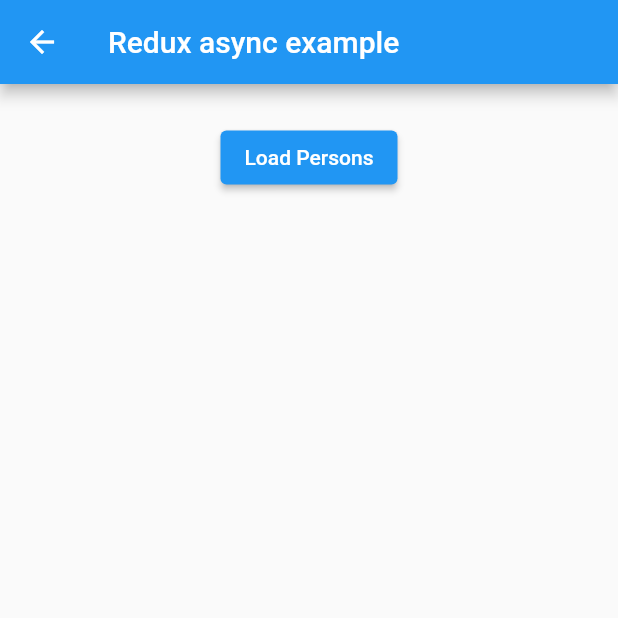
After one commit to rojan-tekkon/app_test, a Flutter app: the LoadDataScreen screen opened directly, after a tap on "Load Persons", on a phone screen of 412 x 824 dp, the top half of it. The commit adds this screen. Run offline on Flutter 3.47's test engine with Material 2 defaults, Android fonts, the phone set to English and light mode, and no system bars; our stand-ins replace flutter_hooks, flutter_redux, geolocator, redux; missing offline and left inert: flutter_reactive_ble; network calls fail.

Commit message:
Basic implementation of API using redux added

```diff
--- /dev/null
+++ b/lib/api/people.json
@@ -0,0 +1,11 @@
+[
+    {
+        "name":"Test",
+        "age":20
+    },
+    {
+        "name":"Test Another",
+        "age":25
+    }
+
+]
--- a/lib/redux/home_page.dart
+++ b/lib/redux/home_page.dart
@@ -1,5 +1,6 @@
 import 'dart:developer';
 
+import 'package:bluetooth_test/redux/load_data_screen.dart';
 import 'package:flutter/material.dart';
 import 'package:flutter_hooks/flutter_hooks.dart' as hooks;
 import 'package:flutter_redux/flutter_redux.dart';
@@ -103,6 +104,14 @@ class HomePage extends hooks.HookWidget {
     return Scaffold(
       appBar: AppBar(
         title: const Text('Redux example'),
+        actions: [
+          IconButton(
+            icon: const Icon(Icons.list),
+            onPressed: () {
+              Navigator.of(context).push(MaterialPageRoute(builder: ((context) => const LoadDataScreen())));
+            },
+          ),
+        ],
       ),
       body: StoreProvider(
         store: store,
--- /dev/null
+++ b/lib/redux/load_data_screen.dart
@@ -0,0 +1,157 @@
+import 'dart:convert';
+import 'dart:io';
+
+import 'package:flutter/material.dart';
+import 'package:flutter_redux/flutter_redux.dart';
+import 'package:redux/redux.dart';
+
+const apiUrl = "http://127.0.0.1:5500/lib/api/people.json";
+
+@immutable
+class Person {
+  final String name;
+  final int age;
+  const Person({required this.name, required this.age});
+
+  Person.fromJson(Map<String, dynamic> json)
+      : name = json['name'] as String,
+        age = json['age'] as int;
+
+  @override
+  String toString() => 'Person(name: $name, age: $age years old)';
+}
+
+Future<Iterable<Person>> getPersons() => HttpClient()
+    .getUrl(Uri.parse(apiUrl))
+    .then((req) => req.close())
+    .then((resp) => resp.transform(utf8.decoder).join())
+    .then((str) => json.decode(str) as List<dynamic>)
+    .then((list) => list.map((e) => Person.fromJson(e)));
+
+@immutable
+abstract class Action {
+  const Action();
+}
+
+@immutable
+class LoadPeopleAction extends Action {
+  const LoadPeopleAction();
+}
+
+@immutable
+class SuccessfullyFetchedPeopleAction extends Action {
+  final Iterable<Person> persons;
+  const SuccessfullyFetchedPeopleAction({required this.persons});
+}
+
+@immutable
+class FailedToFetchedPeopleAction extends Action {
+  final Object error;
+  const FailedToFetchedPeopleAction({required this.error});
+}
+
+@immutable
+class State {
+  final bool isLoading;
+  final Iterable<Person>? fetchedPersons;
+  final Object? error;
+
+  const State({
+    required this.isLoading,
+    required this.fetchedPersons,
+    required this.error,
+  });
+
+  const State.empty()
+      : isLoading = false,
+        fetchedPersons = null,
+        error = null;
+}
+
+State reducer(State oldState, action) {
+  if (action is LoadPeopleAction) {
+    return const State(isLoading: true, fetchedPersons: null, error: null);
+  } else if (action is SuccessfullyFetchedPeopleAction) {
+    return State(isLoading: false, fetchedPersons: action.persons, error: null);
+  } else if (action is FailedToFetchedPeopleAction) {
+    return State(isLoading: false, fetchedPersons: oldState.fetchedPersons, error: action.error);
+  }
+  return oldState;
+}
+
+void loadPeopleMiddleWare(Store<State> store, action, NextDispatcher next) {
+  if (action is LoadPeopleAction) {
+    getPersons().then((persons) {
+      store.dispatch(SuccessfullyFetchedPeopleAction(persons: persons));
+    }).catchError((error) {
+      store.dispatch(FailedToFetchedPeopleAction(error: error));
+    });
+  }
+  next(action);
+}
+
+class LoadDataScreen extends StatelessWidget {
+  const LoadDataScreen({Key? key}) : super(key: key);
+
+  @override
+  Widget build(BuildContext context) {
+    final store = Store(
+      reducer,
+      initialState: const State.empty(),
+      middleware: [loadPeopleMiddleWare],
+    );
+    return Scaffold(
+      appBar: AppBar(
+        title: const Text('Redux async example'),
+      ),
+      body: StoreProvider(
+        store: store,
+        child: Padding(
+          padding: const EdgeInsets.all(25),
+          child: Column(
+            children: [
+              Center(
+                child: ElevatedButton(
+                  onPressed: () {
+                    store.dispatch(const LoadPeopleAction());
+                  },
+                  child: const Text("Load Persons"),
+                ),
+              ),
+              StoreConnector<State, bool>(
+                converter: (store) => store.state.isLoading,
+                builder: (context, isLoading) {
+                  if (isLoading) {
+                    return const CircularProgressIndicator();
+                  }
+                  return const SizedBox();
+                },
+              ),
+              StoreConnector<State, Iterable<Person>?>(
+                converter: (store) => store.state.fetchedPersons,
+                builder: (context, people) {
+                  if (people == null) {
+                    return const SizedBox();
+                  } else {
+                    return Expanded(
+                      child: ListView.builder(
+                        itemCount: people.length,
+                        itemBuilder: (context, index) {
+                          final person = people.elementAt(index);
+                          return ListTile(
+                            title: Text(person.name),
+                            subtitle: Text("${person.age} years old"),
+                          );
+                        },
+                      ),
+                    );
+                  }
+                },
+              )
+            ],
+          ),
+        ),
+      ),
+    );
+  }
+}
--- a/pubspec.yaml
+++ b/pubspec.yaml
@@ -41,6 +41,7 @@ dependencies:
   image_picker: ^0.8.5+3
   redux: ^5.0.0
   flutter_redux: ^0.9.0
+  http: ^0.13.4
 
 dev_dependencies:
   flutter_test:
```
